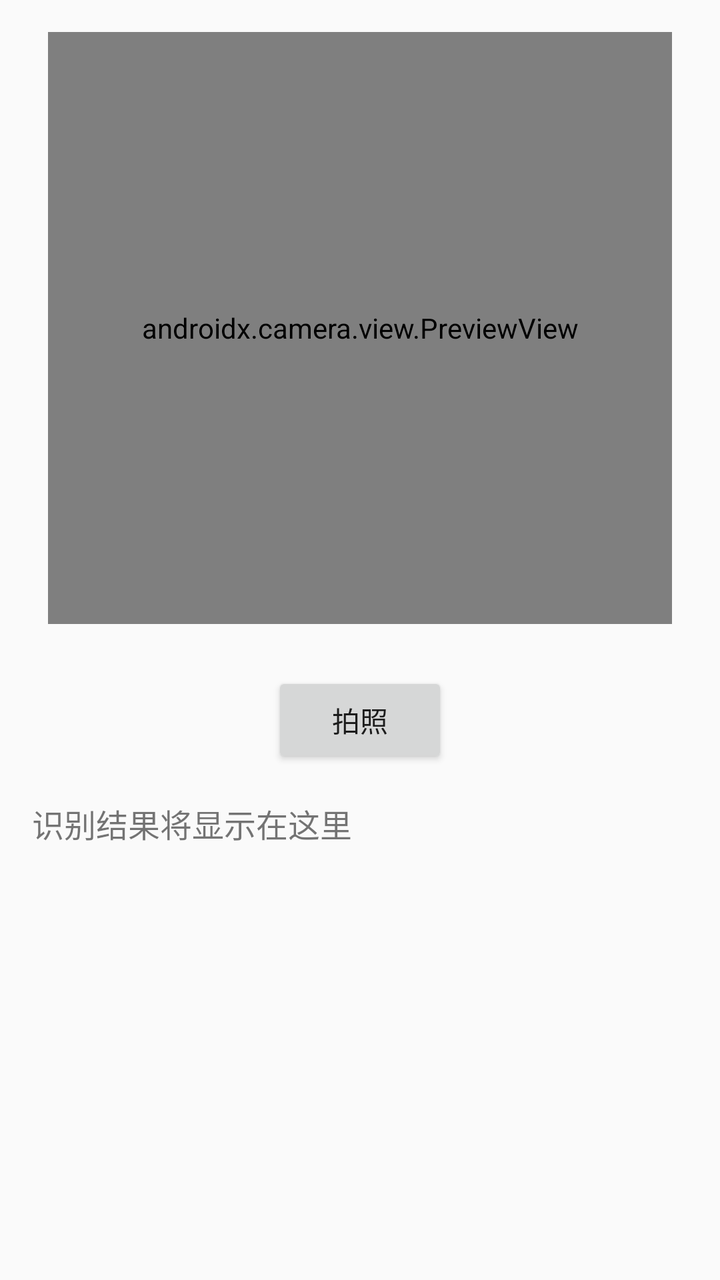
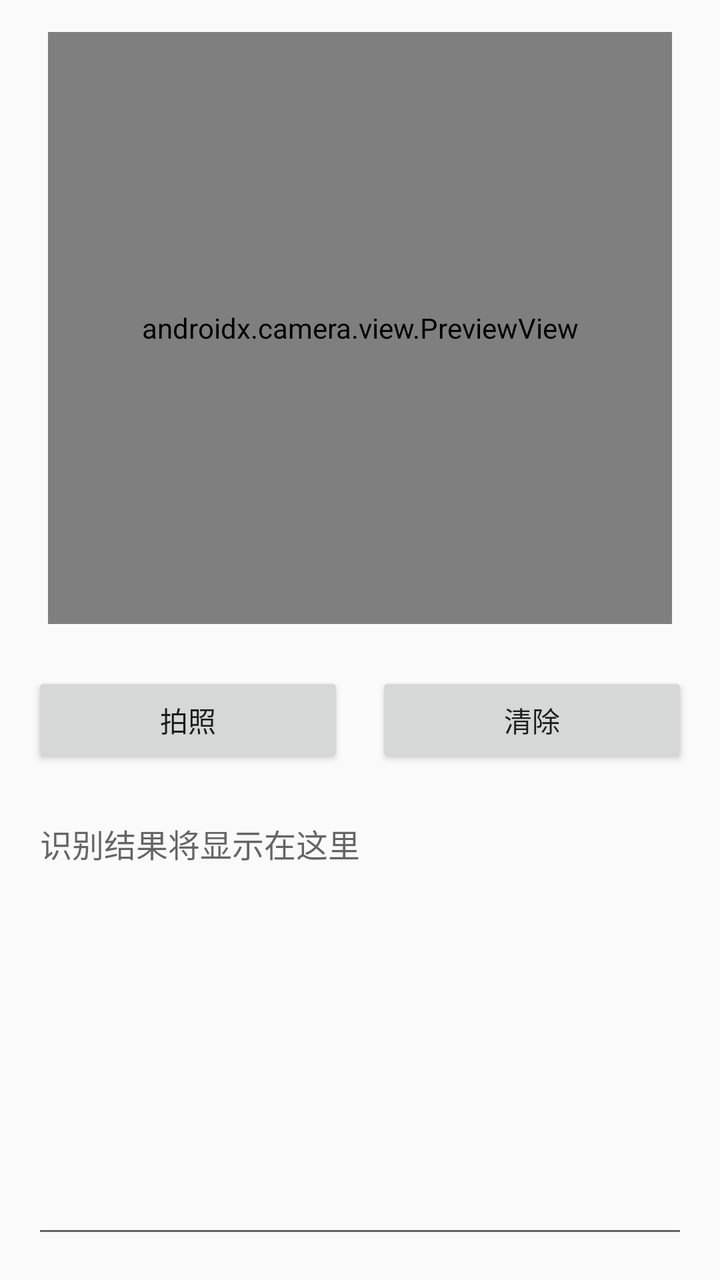

Compare the two renders of this Android layout. The source of the first and the diff that turns it into the second are given below.
<!-- AndroidManifest.xml: activity theme Theme.InfoScanner -->
<!-- res/layout/activity_main.xml -->
<?xml version="1.0" encoding="utf-8"?>
<LinearLayout xmlns:android="http://schemas.android.com/apk/res/android"
    android:layout_width="match_parent"
    android:layout_height="match_parent"
    android:orientation="vertical">

    <FrameLayout
        android:layout_width="match_parent"
        android:layout_height="0dp"
        android:layout_weight="1"
        android:paddingHorizontal="24dp"
        android:paddingTop="16dp"
        android:paddingBottom="8dp">

        <androidx.camera.view.PreviewView
            android:id="@+id/viewFinder"
            android:layout_width="match_parent"
            android:layout_height="match_parent" />
    </FrameLayout>

    <LinearLayout
        android:layout_width="match_parent"
        android:layout_height="0dp"
        android:layout_weight="1"
        android:orientation="vertical"
        android:padding="16dp">

        <Button
            android:id="@+id/captureButton"
            android:layout_width="wrap_content"
            android:layout_height="wrap_content"
            android:layout_gravity="center_horizontal"
            android:text="拍照" />

        <TextView
            android:id="@+id/resultTextView"
            android:layout_width="match_parent"
            android:layout_height="0dp"
            android:layout_marginTop="16dp"
            android:layout_weight="1"
            android:gravity="top|start"
            android:scrollbars="vertical"
            android:text="识别结果将显示在这里"
            android:textSize="16sp" />
    </LinearLayout>

</LinearLayout>
<!-- resources referenced by this layout -->
<resources>
  <style name="Theme.InfoScanner" parent="Theme.AppCompat.Light.NoActionBar" />
</resources>

<!-- the commit's change to res/layout/activity_main.xml (unified diff, before → after) -->
@@ -25,22 +25,39 @@
         android:orientation="vertical"
         android:padding="16dp">
 
-        <Button
-            android:id="@+id/captureButton"
-            android:layout_width="wrap_content"
+        <LinearLayout
+            android:layout_width="match_parent"
             android:layout_height="wrap_content"
-            android:layout_gravity="center_horizontal"
-            android:text="拍照" />
+            android:orientation="horizontal">
 
-        <TextView
-            android:id="@+id/resultTextView"
+            <Button
+                android:id="@+id/captureButton"
+                android:layout_width="0dp"
+                android:layout_height="wrap_content"
+                android:layout_marginEnd="8dp"
+                android:layout_weight="1"
+                android:text="拍照" />
+
+            <Button
+                android:id="@+id/clearButton"
+                android:layout_width="0dp"
+                android:layout_height="wrap_content"
+                android:layout_marginStart="8dp"
+                android:layout_weight="1"
+                android:text="清除" />
+        </LinearLayout>
+
+        <EditText
+            android:id="@+id/resultEditText"
             android:layout_width="match_parent"
             android:layout_height="0dp"
             android:layout_marginTop="16dp"
             android:layout_weight="1"
             android:gravity="top|start"
+            android:hint="识别结果将显示在这里"
+            android:importantForAutofill="no"
+            android:inputType="textMultiLine"
             android:scrollbars="vertical"
-            android:text="识别结果将显示在这里"
             android:textSize="16sp" />
     </LinearLayout>
 
